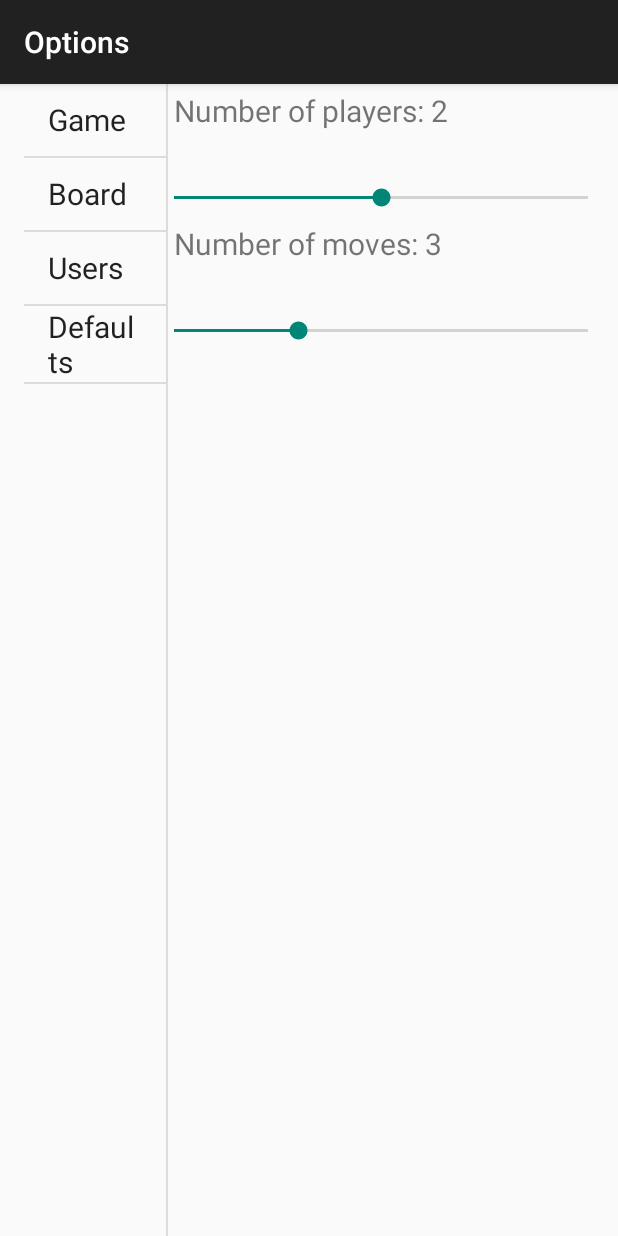
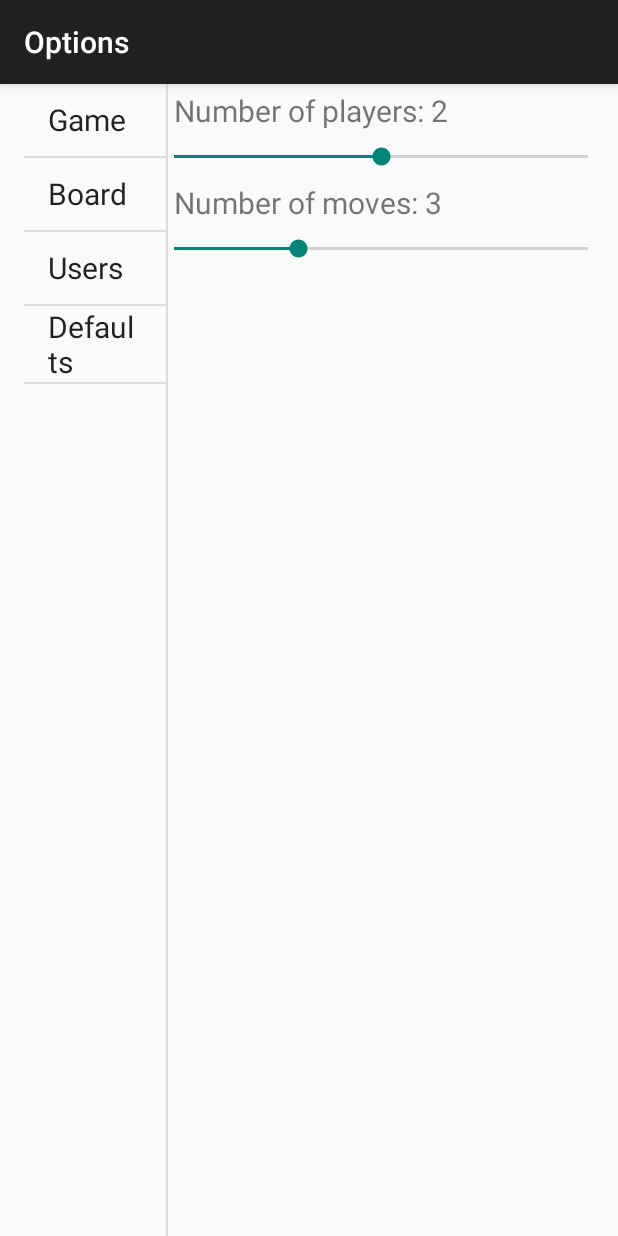
Before and after one commit to rozdy/epidemy, an Android app: the fragment OptionsDetailFragment placed in its activity, after a tap on "Game", on a phone screen of 412 x 824 dp. Run offline under Robolectric (Android 15) with nearby library versions, the phone set to English and light mode, and no system bars; libraries missing offline, so code that uses them is left out: yuku.ambilwarna; 2 statements that could not run were skipped.

Commit message:
features/more_style board options: remove extra textViews for game details

```diff
--- a/app/src/main/res/layout/fragment_game_options_detail.xml
+++ b/app/src/main/res/layout/fragment_game_options_detail.xml
@@ -10,17 +10,11 @@
         android:padding="@dimen/padding"
         android:textIsSelectable="false" />
 
-    <TextView
-        android:id="@+id/number_of_players"
-        android:layout_width="wrap_content"
-        android:layout_height="wrap_content"
-        android:layout_below="@+id/number_of_players_caption" />
-
     <SeekBar
         android:id="@+id/number_of_players_seek_bar"
         android:layout_width="match_parent"
         android:layout_height="wrap_content"
-        android:layout_below="@id/number_of_players"
+        android:layout_below="@id/number_of_players_caption"
         android:padding="@dimen/padding" />
 
     <TextView
@@ -30,16 +24,10 @@
         android:layout_below="@+id/number_of_players_seek_bar"
         android:padding="@dimen/padding" />
 
-    <TextView
-        android:id="@+id/number_of_moves"
-        android:layout_width="wrap_content"
-        android:layout_height="wrap_content"
-        android:layout_below="@+id/number_of_moves_caption" />
-
     <SeekBar
         android:id="@+id/number_of_moves_seek_bar"
         android:layout_width="match_parent"
         android:layout_height="wrap_content"
-        android:layout_below="@id/number_of_moves"
+        android:layout_below="@id/number_of_moves_caption"
         android:padding="@dimen/padding" />
 </RelativeLayout>
```
